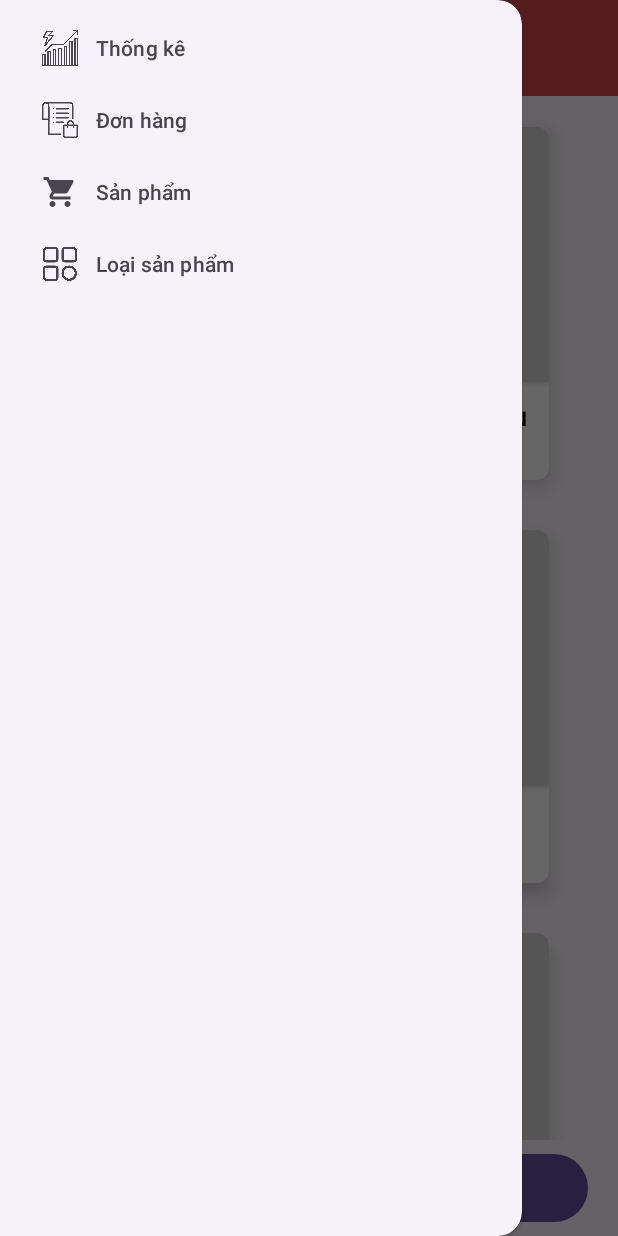
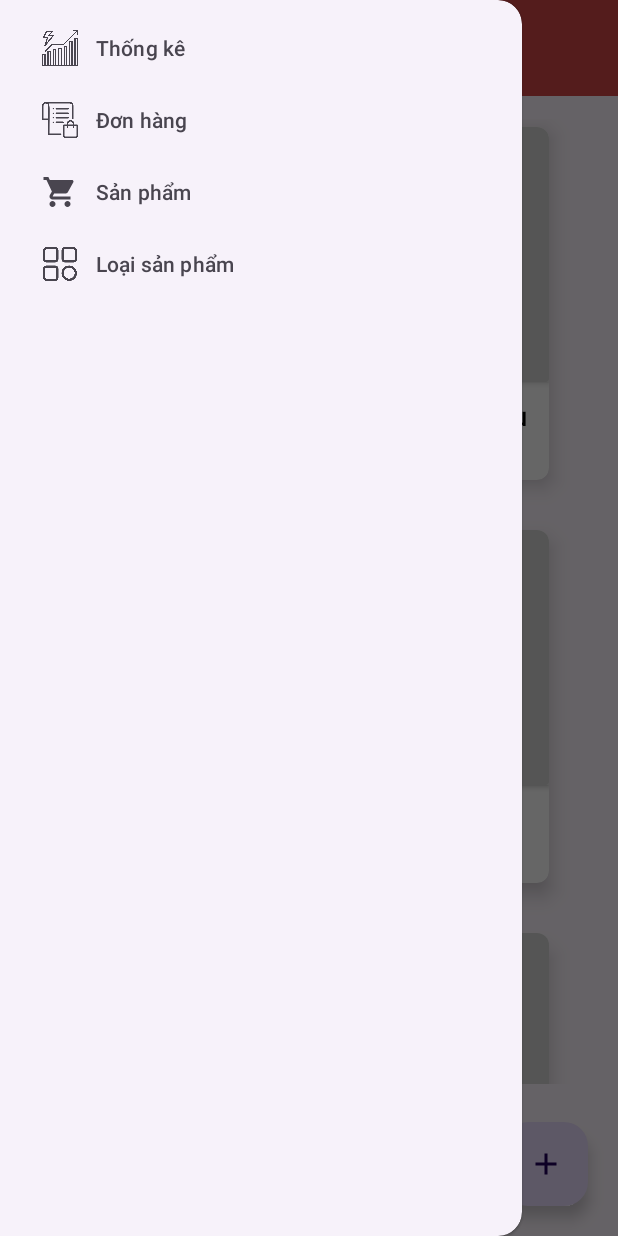
Before and after one commit to Kimcongnk/DuAn1, an Android app: the fragment AddProductFragment placed in its activity, with the side drawer open, on a phone screen of 412 x 824 dp. Run offline under Robolectric (Android 15) with nearby library versions, the phone set to English and light mode, and no system bars; our stand-ins replace Picasso; pictures from the network do not load.

```diff
--- a/app/src/main/java/nhom1/fpoly/duan1/adapter/admin/AddProductAdapter.java
+++ b/app/src/main/java/nhom1/fpoly/duan1/adapter/admin/AddProductAdapter.java
@@ -17,6 +17,7 @@ import androidx.recyclerview.widget.RecyclerView;
 import com.squareup.picasso.Callback;
 import com.squareup.picasso.Picasso;
 
+import java.util.ArrayList;
 import java.util.List;
 
 import nhom1.fpoly.duan1.R;
@@ -25,11 +26,11 @@ import nhom1.fpoly.duan1.model.Product;
 
 public class AddProductAdapter extends RecyclerView.Adapter<AddProductAdapter.ViewHolder> {
 
-    List<Product> productList;
+    ArrayList<Product> productList;
     Context context;
 
 
-    public AddProductAdapter(List<Product> productList, Context context) {
+    public AddProductAdapter(ArrayList<Product> productList, Context context) {
         this.productList = productList;
         this.context = context;
     }
--- a/app/src/main/java/nhom1/fpoly/duan1/dao/ProductsDao.java
+++ b/app/src/main/java/nhom1/fpoly/duan1/dao/ProductsDao.java
@@ -1,6 +1,7 @@
 package nhom1.fpoly.duan1.dao;
 
 import android.annotation.SuppressLint;
+import android.content.ContentValues;
 import android.content.Context;
 import android.database.Cursor;
 import android.database.sqlite.SQLiteDatabase;
@@ -12,18 +13,19 @@ import nhom1.fpoly.duan1.database.CreateDatabase;
 import nhom1.fpoly.duan1.model.Product;
 
 public class ProductsDao {
-    public final SQLiteDatabase database;
+
     CreateDatabase createDatabase;
 
     public ProductsDao(Context context) {
         createDatabase = new CreateDatabase(context);
-        database = createDatabase.getWritableDatabase();
+
     }
 
     @SuppressLint("Range")
-    public List<Product> getAllProducts() {
-        List<Product> productList = new ArrayList<Product>();
-        Cursor cursor = database.rawQuery("select * from Products", null);
+    public ArrayList<Product> getAllProducts() {
+        ArrayList<Product> productList = new ArrayList<Product>();
+        SQLiteDatabase sqLiteDatabase = createDatabase.getWritableDatabase();
+        Cursor cursor = sqLiteDatabase.rawQuery("select * from Products", null);
         if (cursor.moveToFirst()) {
             do {
                 Product products = new Product();
@@ -38,4 +40,22 @@ public class ProductsDao {
         cursor.close();
         return productList;
     }
+    public boolean themProduct(Product product){
+        SQLiteDatabase sqLiteDatabase = createDatabase.getWritableDatabase();
+        ContentValues contentValues = new ContentValues();
+
+
+        contentValues.put("name",product.getName_product());
+        contentValues.put("image_url",product.getImg_product());
+        contentValues.put("category_id",product.getId_category());
+        contentValues.put("description",product.getDesc_product());
+        contentValues.put("price",product.getPrice());
+
+        long check = sqLiteDatabase.insert("Products",null,contentValues);
+        if (check==-1){
+            return false;
+        }
+        return true;
+
+    }
 }
--- a/app/src/main/java/nhom1/fpoly/duan1/dialog/Dialog_Add_Category.java
+++ b/app/src/main/java/nhom1/fpoly/duan1/dialog/Dialog_Add_Category.java
@@ -63,10 +63,11 @@ public class Dialog_Add_Category extends DialogFragment {
         String name = edt_name.getText().toString();
         Categories categories = new Categories();
         categories.setName_categories(name);
-//        categories.setImg_categories(img_select);
+        categories.setImg_categories(String.valueOf(img_select));
         if (categoryDao.addCategory(categories)) {
             Toast.makeText(getContext(), "add successfully", Toast.LENGTH_SHORT).show();
             dismiss();
+            getActivity().recreate();
         } else {
             Toast.makeText(getContext(), "add failed", Toast.LENGTH_SHORT).show();
         }
--- a/app/src/main/java/nhom1/fpoly/duan1/view/admin/fragment/AddProductFragment.java
+++ b/app/src/main/java/nhom1/fpoly/duan1/view/admin/fragment/AddProductFragment.java
@@ -12,6 +12,8 @@ import androidx.recyclerview.widget.GridLayoutManager;
 import androidx.recyclerview.widget.LinearLayoutManager;
 import androidx.recyclerview.widget.RecyclerView;
 
+import com.google.android.material.floatingactionbutton.FloatingActionButton;
+
 import java.util.ArrayList;
 import java.util.List;
 
@@ -24,11 +26,11 @@ import nhom1.fpoly.duan1.model.Product;
 
 public class AddProductFragment extends Fragment {
 
-    Button btn_add_product;
+    FloatingActionButton float_add_product;
     RecyclerView recyclerView;
     ProductsDao productsDao;
     AddProductAdapter addProductAdapter;
-    List<Product> productList;
+    ArrayList<Product> productList;
 
 
     @SuppressLint("MissingInflatedId")
@@ -36,27 +38,26 @@ public class AddProductFragment extends Fragment {
     public View onCreateView(LayoutInflater inflater, ViewGroup container,
                              Bundle savedInstanceState) {
         View view = inflater.inflate(R.layout.fragment_add_product, container, false);
-        btn_add_product = (Button) view.findViewById(R.id.btn_add_product);
+        float_add_product =  view.findViewById(R.id.floatAddProduct);
         recyclerView = view.findViewById(R.id.recyclerView_product_admin);
-        recyclerView.setLayoutManager(new GridLayoutManager(requireActivity(), 2)); // set layout recycler view
-        recyclerView.setHasFixedSize(true);
 
+        loadData();
 
-
-        productsDao = new ProductsDao(getContext());
-        productList = new ArrayList<>();
-        productList = productsDao.getAllProducts();
-        addProductAdapter = new AddProductAdapter(productList, getContext());
-        recyclerView.setAdapter(addProductAdapter);
-        addProductAdapter.notifyDataSetChanged();
-
-
-        btn_add_product.setOnClickListener(click -> {
+        float_add_product.setOnClickListener(click -> {
             Dialog_Add_Product dialog_add_product = new Dialog_Add_Product();
             dialog_add_product.show(getParentFragmentManager(), dialog_add_product.getTag());
+
         });
 
 
         return view;
     }
+    public void loadData(){
+        productsDao = new ProductsDao(getContext());
+        productList = productsDao.getAllProducts();
+        recyclerView.setLayoutManager(new GridLayoutManager(requireActivity(), 2)); // set layout recycler view
+        recyclerView.setHasFixedSize(true);
+        addProductAdapter = new AddProductAdapter(productList,getContext());
+        recyclerView.setAdapter(addProductAdapter);
+    }
 }
--- /dev/null
+++ b/app/src/main/res/drawable/baseline_add_24.xml
@@ -0,0 +1,5 @@
+<vector android:height="24dp" android:tint="#000000"
+    android:viewportHeight="24" android:viewportWidth="24"
+    android:width="24dp" xmlns:android="http://schemas.android.com/apk/res/android">
+    <path android:fillColor="@android:color/white" android:pathData="M19,13h-6v6h-2v-6H5v-2h6V5h2v6h6v2z"/>
+</vector>
--- a/app/src/main/res/layout/fragment_add_product.xml
+++ b/app/src/main/res/layout/fragment_add_product.xml
@@ -9,7 +9,7 @@
         android:id="@+id/recyclerView_product_admin"
         android:layout_width="351dp"
         android:layout_height="649dp"
-        android:layout_above="@+id/btn_add_product"
+        android:layout_above="@+id/floatAddProduct"
         android:layout_alignParentStart="true"
         android:layout_alignParentTop="true"
         android:layout_alignParentEnd="true"
@@ -22,17 +22,14 @@
         tools:listitem="@layout/item_product" />
 
 
-    <Button
-        android:id="@+id/btn_add_product"
+    <com.google.android.material.floatingactionbutton.FloatingActionButton
+        android:id="@+id/floatAddProduct"
         android:layout_width="wrap_content"
-        android:layout_height="53dp"
-        android:layout_alignParentStart="true"
+        android:layout_height="wrap_content"
+        android:src="@drawable/baseline_add_24"
+        android:layout_alignParentBottom="true"
         android:layout_alignParentEnd="true"
-        android:layout_alignParentBottom="true"
-        android:layout_gravity="center|bottom"
-        android:layout_marginStart="20dp"
-        android:layout_marginEnd="20dp"
-        android:layout_marginBottom="5dp"
-        android:text="Thêm sản phẩm" />
+        android:layout_margin="20dp"
+        />
 
 </RelativeLayout>
```
Also changed, not shown: app/src/main/java/nhom1/fpoly/duan1/dialog/Dialog_Add_Product.java (+72 -1 lines), app/src/main/java/nhom1/fpoly/duan1/model/Product.java (+11 -9 lines), app/src/main/java/nhom1/fpoly/duan1/view/admin/fragment/AddCategoriesFragment.java (+5 -3 lines), app/src/main/res/layout/fragment_add_categories.xml (+8 -11 lines).
